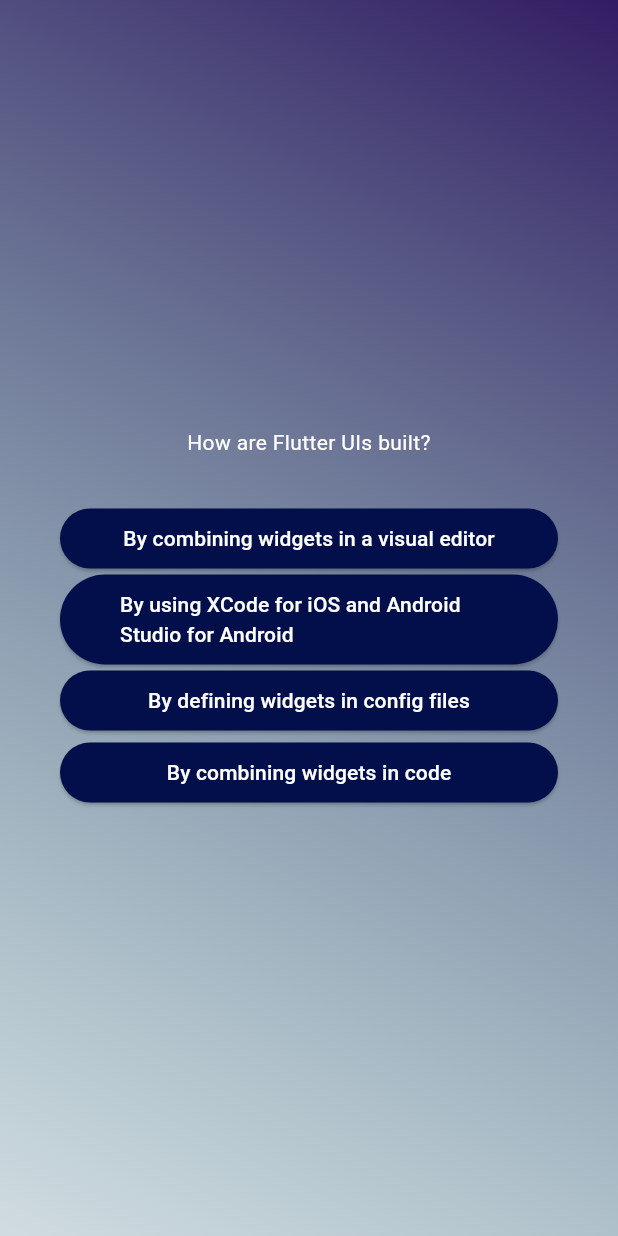
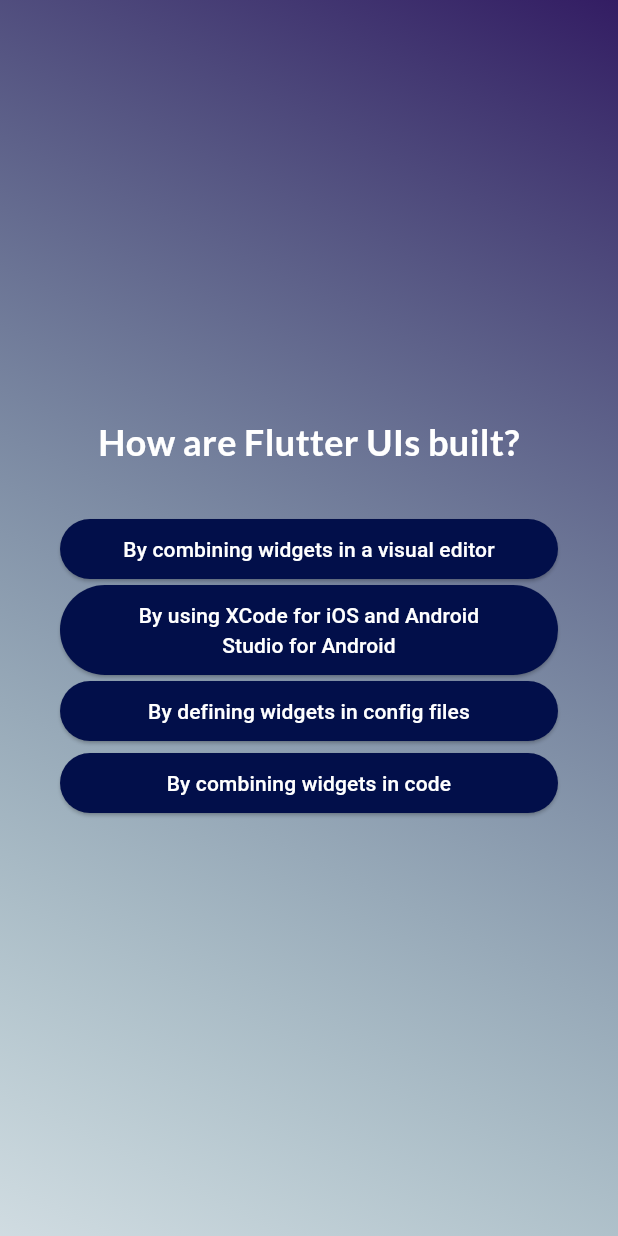
Before and after one commit to sidratulpunno/FlutterQuizApp, a Flutter app: the screen it shows after launch, after a tap on "Start Quiz", after a tap on "Components", on a phone screen of 412 x 824 dp. Run offline on Flutter 3.47's test engine with Material 3 defaults, Android fonts, the phone set to English and light mode, and no system bars; our stand-ins replace google_fonts.

```diff
--- a/lib/answer_button.dart
+++ b/lib/answer_button.dart
@@ -22,6 +22,9 @@ class AnswerButton extends StatelessWidget {
             borderRadius: BorderRadius.circular(40),
           ),
         ),
-        child: Text(answerText));
+        child: Text(
+          answerText,
+          textAlign: TextAlign.center,
+        ));
   }
 }
--- a/lib/question_screen.dart
+++ b/lib/question_screen.dart
@@ -1,9 +1,15 @@
 import 'package:flutter/material.dart';
 import 'package:adv_basics/answer_button.dart';
 import 'package:adv_basics/data/questions.dart';
+import 'package:google_fonts/google_fonts.dart';
 
 class QuestionScreen extends StatefulWidget {
-  const QuestionScreen({super.key});
+  const QuestionScreen({
+    super.key,
+    required this.onSelectAnswer,
+  });
+
+  final void Function(String answer) onSelectAnswer;
 
   @override
   State<QuestionScreen> createState() {
@@ -14,7 +20,8 @@ class QuestionScreen extends StatefulWidget {
 class _QuestionScreenState extends State<QuestionScreen> {
   var currentQuestionIndex = 0;
 
-  void answerQuestion() {
+  void answerQuestion(String selectedAnswer) {
+    widget.onSelectAnswer(selectedAnswer);
     setState(() {
       currentQuestionIndex++;
     });
@@ -33,14 +40,20 @@ class _QuestionScreenState extends State<QuestionScreen> {
           children: [
             Text(
               currentQuestion.text,
-              style: const TextStyle(color: Colors.white),
+              style: GoogleFonts.lato(
+                color: Colors.white,
+                fontWeight: FontWeight.bold,
+                fontSize: 24,
+              ),
               textAlign: TextAlign.center,
             ),
             const SizedBox(height: 30),
             ...currentQuestion.getShuffledAnswer().map((answer) {
               return AnswerButton(
                 answerText: answer,
-                onTap: answerQuestion,
+                onTap: () {
+                  answerQuestion(answer);
+                },
               );
             }),
           ],
--- a/lib/quiz.dart
+++ b/lib/quiz.dart
@@ -1,5 +1,7 @@
 import 'package:adv_basics/question_screen.dart';
 import 'package:flutter/material.dart';
+import 'package:adv_basics/start_screen.dart';
+import 'package:adv_basics/data/questions.dart';
 import 'package:adv_basics/start_screen.dart';
 
 class Quiz extends StatefulWidget {
@@ -12,6 +14,7 @@ class Quiz extends StatefulWidget {
 }
 
 class _QuizState extends State<Quiz> {
+  List<String> selectedAnswers = [];
   var activeScreen = 'start-screen';
 
   void switchScreen() {
@@ -20,11 +23,24 @@ class _QuizState extends State<Quiz> {
     });
   }
 
+  void chooseAnswer(String answer) {
+    selectedAnswers.add(answer);
+
+    if (selectedAnswers.length == questions.length) {
+      setState(() {
+        selectedAnswers = [];
+        activeScreen = 'start-screen';
+      });
+    }
+  }
+
   @override
   Widget build(context) {
     Widget screenWidget = StartScreen(switchScreen);
     if (activeScreen == 'question-screen') {
-      screenWidget = const QuestionScreen();
+      screenWidget = QuestionScreen(
+        onSelectAnswer: chooseAnswer,
+      );
     }
     return MaterialApp(
       home: Scaffold(
--- a/pubspec.yaml
+++ b/pubspec.yaml
@@ -35,6 +35,7 @@ dependencies:
   # The following adds the Cupertino Icons font to your application.
   # Use with the CupertinoIcons class for iOS style icons.
   cupertino_icons: ^1.0.6
+  google_fonts: ^6.2.1
 
 dev_dependencies:
   flutter_test:
```
Also changed, not shown: lib/result_screen.dart (added), pubspec.lock, 1 other file.
